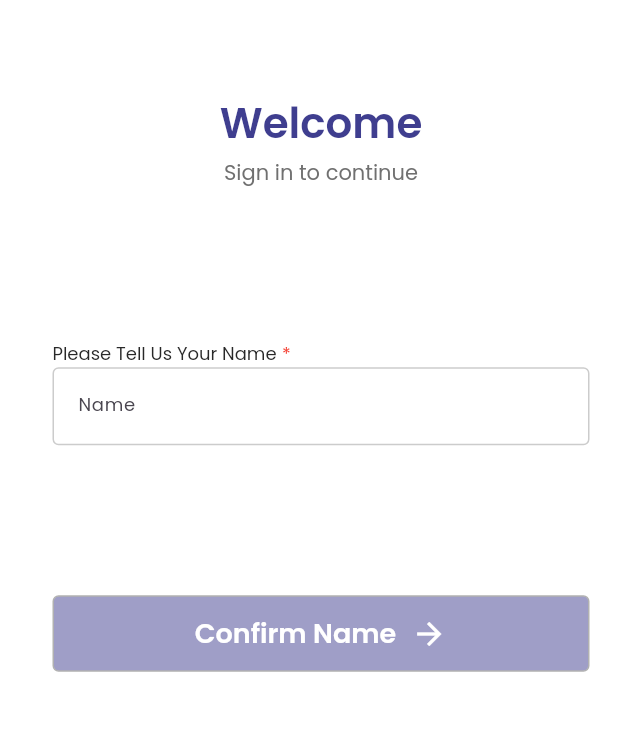
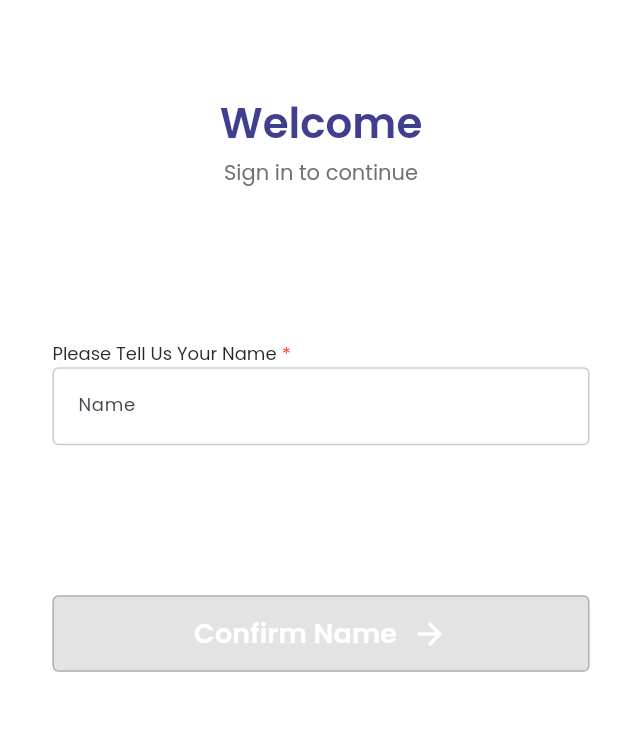
Before and after one commit to rajchheda242/oruphones_app, a Flutter app: the ConfirmNameView screen opened by its route, on a phone screen of 412 x 824 dp, the part 238-969 px from its top. Run offline on Flutter 3.47's test engine with Material 3 defaults, Android fonts, the phone set to English and light mode, and no system bars; our stand-ins replace dio, firebase_core, firebase_messaging, google_fonts, lottie, permission_handler and 3 more; accounts and stored records are empty; network calls fail.

Commit message:
Enhance authentication flow and home view with testing and mock implementations
- Update AuthService with mock authentication and testing support
- Modify ConfirmNameView and ViewModel to improve name confirmation process
- Add authentication state management in HomeViewModel
- Refactor phone input and OTP verification views
- Implement dynamic home menu bar based on authentication status
- Add placeholders and mock methods for smoother development workflow

```diff
--- a/lib/ui/views/auth/confirm_name_view.dart
+++ b/lib/ui/views/auth/confirm_name_view.dart
@@ -102,50 +102,7 @@ class ConfirmNameView extends StackedView<ConfirmNameViewModel> {
                       ),
                     ),
                     const SizedBox(height: 100), // Gap before button
-                    Container(
-                      width: 358,
-                      height: 51,
-                      decoration: BoxDecoration(
-                        color: viewModel.canConfirm
-                            ? const Color(0xFF3F3E8F)
-                            : const Color(0xFF3F3E8F).withOpacity(0.5),
-                        borderRadius: BorderRadius.circular(4),
-                        border: Border.all(
-                          color: const Color(0xFFB1B1B1),
-                          width: 1,
-                        ),
-                      ),
-                      child: TextButton(
-                        onPressed: viewModel.canConfirm ? () => viewModel.confirmName() : null,
-                        style: TextButton.styleFrom(
-                          shape: RoundedRectangleBorder(
-                            borderRadius: BorderRadius.circular(4),
-                          ),
-                        ),
-                        child: Row(
-                          mainAxisSize: MainAxisSize.min,
-                          mainAxisAlignment: MainAxisAlignment.center,
-                          children: [
-                            Text(
-                              'Confirm Name',
-                              style: GoogleFonts.poppins(
-                                fontSize: 18,
-                                fontWeight: FontWeight.w600,
-                                height: 27/18,
-                                letterSpacing: 0,
-                                color: Colors.white,
-                              ),
-                            ),
-                            const SizedBox(width: 10),
-                            const Icon(
-                              Icons.arrow_forward,
-                              size: 24,
-                              color: Colors.white,
-                            ),
-                          ],
-                        ),
-                      ),
-                    ),
+                    _buildConfirmButton(viewModel),
                   ],
                 ),
               ),
@@ -168,6 +125,53 @@ class ConfirmNameView extends StackedView<ConfirmNameViewModel> {
     );
   }
 
+  Widget _buildConfirmButton(ConfirmNameViewModel viewModel) => SizedBox(
+        width: 358,
+        height: 51,
+        child: ElevatedButton(
+          onPressed: viewModel.canSubmit ? viewModel.onConfirmPressed : null,
+          style: ElevatedButton.styleFrom(
+            backgroundColor: const Color(0xFF3F3E8F),
+            padding: const EdgeInsets.symmetric(vertical: 12),
+            shape: RoundedRectangleBorder(
+              borderRadius: BorderRadius.circular(4),
+              side: const BorderSide(
+                color: Color(0xFFB1B1B1),
+                width: 1,
+              ),
+            ),
+          ),
+          child: viewModel.isBusy
+              ? const SizedBox(
+                  height: 20,
+                  width: 20,
+                  child: CircularProgressIndicator(
+                    color: Colors.white,
+                    strokeWidth: 2,
+                  ),
+                )
+              : Row(
+                  mainAxisAlignment: MainAxisAlignment.center,
+                  children: [
+                    Text(
+                      'Confirm Name',
+                      style: GoogleFonts.poppins(
+                        fontSize: 18,
+                        fontWeight: FontWeight.w600,
+                        color: Colors.white,
+                      ),
+                    ),
+                    const SizedBox(width: 10),
+                    const Icon(
+                      Icons.arrow_forward,
+                      size: 24,
+                      color: Colors.white,
+                    ),
+                  ],
+                ),
+        ),
+      );
+
   @override
   ConfirmNameViewModel viewModelBuilder(BuildContext context) =>
       ConfirmNameViewModel(isBottomSheet: isBottomSheet);
--- a/lib/ui/views/home/home_view.dart
+++ b/lib/ui/views/home/home_view.dart
@@ -21,7 +21,9 @@ class HomeView extends StackedView<HomeViewModel> {
             Container(
               width: 390,
               margin: const EdgeInsets.only(top: 47),
-              child: const HomeMenuBar(),
+              child: HomeMenuBar(
+                onNotificationsTap: viewModel.onNotificationsTap,
+              ),
             ),
             Container(
               width: 390,
@@ -160,7 +162,7 @@ class HomeView extends StackedView<HomeViewModel> {
                         ),
                         const SizedBox(height: 10),
                         const PhoneBanners(),
-                        const OtherMenu(),
+                        const OtherMenu(completer: null,),
                         const SizedBox(height: 28),
                         const TopBrands(),
                       ],
--- a/lib/ui/views/home/widgets/other_menu.dart
+++ b/lib/ui/views/home/widgets/other_menu.dart
@@ -5,7 +5,7 @@ import '../home_viewmodel.dart';
 import 'menu_button.dart';
 
 class OtherMenu extends ViewModelWidget<HomeViewModel> {
-  const OtherMenu({Key? key}) : super(key: key);
+  const OtherMenu({Key? key, required completer}) : super(key: key);
 
   @override
   Widget build(BuildContext context, HomeViewModel viewModel) {
--- a/lib/ui/views/landing/landing_viewmodel.dart
+++ b/lib/ui/views/landing/landing_viewmodel.dart
@@ -1,3 +1,4 @@
+import 'package:flutter/material.dart';
 import 'package:oruphones_app/services/auth_service.dart';
 import 'package:stacked/stacked.dart';
 import 'package:stacked_services/stacked_services.dart';
@@ -59,6 +60,6 @@ class LandingViewModel extends BaseViewModel {
   }
 
   void onBackPressed() {
-    _navigationService.back();
+    Navigator.of(_navigationService.navigatorKey!.currentContext!).pop();
   }
 }
```
Also changed, not shown: lib/services/auth_service.dart (+44 -45 lines), lib/ui/views/auth/confirm_name_viewmodel.dart (+22 -15 lines), lib/ui/views/auth/phone_input_view.dart (+13 -1 lines), lib/ui/views/auth/phone_input_viewmodel.dart (+8 -0 lines), lib/ui/views/auth/verify_otp_viewmodel.dart (+10 -1 lines), lib/ui/views/home/home_viewmodel.dart (+21 -0 lines), lib/ui/views/home/widgets/home_menu_bar.dart (+17 -1 lines).
